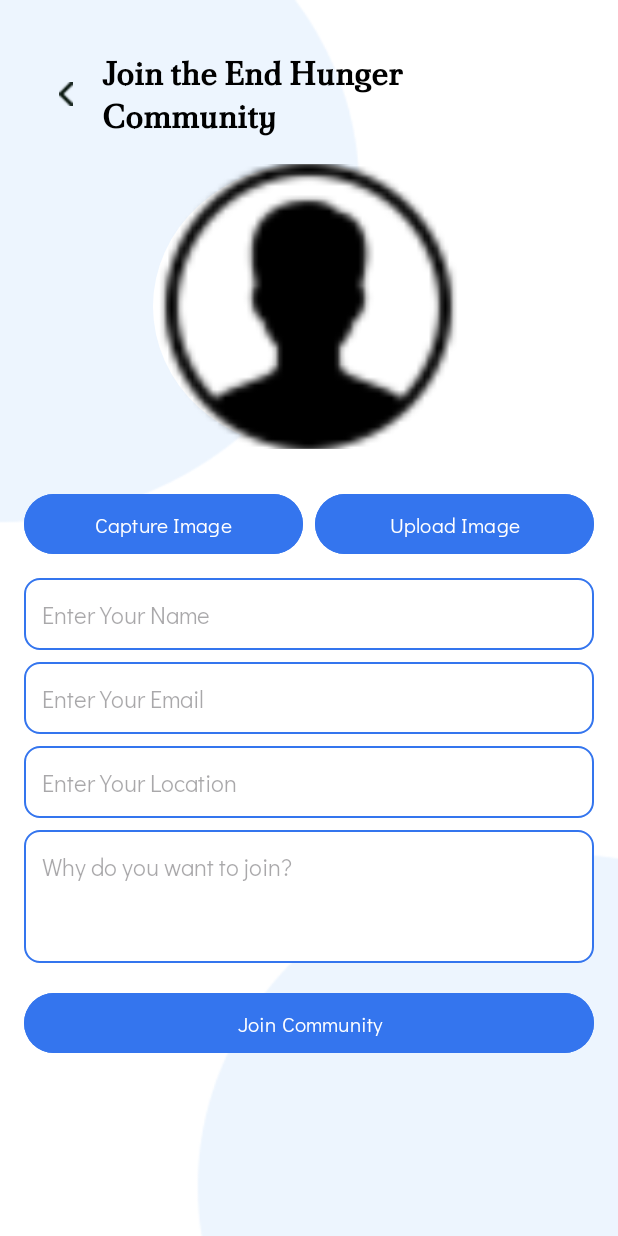
After one commit to sanjeev200009/ZeroHunger, an Android app: the CommunityActivity screen opened directly, with no data from a screen before it, on a phone screen of 412 x 824 dp. The commit adds this screen. Run offline under Robolectric (Android 15) with nearby library versions, the phone set to English and light mode, and no system bars.

Commit message:
Finished community interface and finished my part (ITBNM-2211-0143)

```diff
--- a/app/src/main/AndroidManifest.xml
+++ b/app/src/main/AndroidManifest.xml
@@ -1,6 +1,7 @@
 <?xml version="1.0" encoding="utf-8"?>
 <manifest xmlns:android="http://schemas.android.com/apk/res/android"
     xmlns:tools="http://schemas.android.com/tools">
+
 
     <application
         android:allowBackup="true"
@@ -12,6 +13,10 @@
         android:supportsRtl="true"
         android:theme="@style/Theme.ZeroHunger"
         tools:targetApi="31">
+
+        <activity
+            android:name=".CommunityActivity"
+            android:exported="true" />
         <activity
             android:name=".MydonationActivity"
             android:exported="true" />
--- /dev/null
+++ b/app/src/main/java/com/example/zerohunger/CommunityActivity.java
@@ -0,0 +1,96 @@
+package com.example.zerohunger;
+
+import android.app.Dialog;
+import android.content.Intent;
+import android.net.Uri;
+import android.os.Bundle;
+import android.provider.MediaStore;
+import android.widget.Button;
+import android.widget.EditText;
+import android.widget.ImageView;
+import android.widget.TextView;
+import android.widget.Toast;
+import androidx.activity.EdgeToEdge;
+import androidx.annotation.Nullable;
+import androidx.appcompat.app.AppCompatActivity;
+import androidx.core.graphics.Insets;
+import androidx.core.view.ViewCompat;
+import androidx.core.view.WindowInsetsCompat;
+
+public class CommunityActivity extends AppCompatActivity {
+    private ImageView imagePreview;
+    private EditText etName, etEmail, etLocation, etMessage;
+    private Button btnUpload, btnSubmit;
+    private Uri imageUri;
+
+    @Override
+    protected void onCreate(Bundle savedInstanceState) {
+        super.onCreate(savedInstanceState);
+        EdgeToEdge.enable(this);
+        setContentView(R.layout.activity_community);
+
+        ViewCompat.setOnApplyWindowInsetsListener(findViewById(R.id.main), (v, insets) -> {
+            Insets systemBars = insets.getInsets(WindowInsetsCompat.Type.systemBars());
+            v.setPadding(systemBars.left, systemBars.top, systemBars.right, systemBars.bottom);
+            return insets;
+        });
+
+        imagePreview = findViewById(R.id.image_preview);
+        etName = findViewById(R.id.et_name);
+        etEmail = findViewById(R.id.et_email);
+        etLocation = findViewById(R.id.et_location);
+        etMessage = findViewById(R.id.et_message);
+        btnUpload = findViewById(R.id.btn_upload);
+        btnSubmit = findViewById(R.id.btn_submit);
+
+        btnUpload.setOnClickListener(v -> {
+            Intent intent = new Intent(Intent.ACTION_PICK, MediaStore.Images.Media.EXTERNAL_CONTENT_URI);
+            startActivityForResult(intent, 100);
+        });
+
+        btnSubmit.setOnClickListener(v -> {
+            if (validateInputs()) {
+                showSuccessDialog();
+            }
+        });
+    }
+
+    @Override
+    protected void onActivityResult(int requestCode, int resultCode, @Nullable Intent data) {
+        super.onActivityResult(requestCode, resultCode, data);
+        if (requestCode == 100 && resultCode == RESULT_OK && data != null) {
+            imageUri = data.getData();
+            imagePreview.setImageURI(imageUri);
+        }
+    }
+
+    private boolean validateInputs() {
+        if (etName.getText().toString().isEmpty() ||
+                etEmail.getText().toString().isEmpty() ||
+                etLocation.getText().toString().isEmpty() ||
+                etMessage.getText().toString().isEmpty() ||
+                imageUri == null) {
+
+            Toast.makeText(this, "Please fill in all details and upload an image!", Toast.LENGTH_SHORT).show();
+            return false;
+        }
+        return true;
+    }
+
+    private void showSuccessDialog() {
+        Dialog dialog = new Dialog(this);
+        dialog.setContentView(R.layout.dialog_success);
+        dialog.setCancelable(false);
+
+        TextView successText = dialog.findViewById(R.id.success_text);
+        Button btnDone = dialog.findViewById(R.id.btn_done);
+
+        successText.setText("Your details have been submitted successfully!");
+
+        btnDone.setOnClickListener(v -> {
+            dialog.dismiss();
+        });
+
+        dialog.show();
+    }
+}
--- /dev/null
+++ b/app/src/main/res/layout/activity_community.xml
@@ -0,0 +1,142 @@
+<?xml version="1.0" encoding="utf-8"?>
+<ScrollView xmlns:android="http://schemas.android.com/apk/res/android"
+    xmlns:app="http://schemas.android.com/apk/res-auto"
+    xmlns:tools="http://schemas.android.com/tools"
+    android:id="@+id/main"
+    android:layout_width="match_parent"
+
+    android:background="@drawable/roback"
+    android:layout_height="match_parent"
+    tools:context=".CommunityActivity">
+    <LinearLayout
+        android:layout_width="match_parent"
+        android:layout_height="wrap_content"
+        android:orientation="vertical"
+        android:padding="16dp"
+        android:gravity="center">
+        <LinearLayout
+            android:layout_width="match_parent"
+            android:layout_height="wrap_content"
+            android:gravity="center"
+            android:orientation="horizontal"
+            android:padding="16dp">
+            <ImageView
+                android:id="@+id/btn_back"
+                android:layout_width="24dp"
+                android:layout_height="24dp"
+                android:layout_marginEnd="12dp"
+                android:contentDescription="Back Button"
+                android:padding="4dp"
+                android:src="@drawable/back" />
+            <TextView
+                android:layout_width="wrap_content"
+                android:layout_height="wrap_content"
+                android:fontFamily="@font/font"
+                android:text="Join the End Hunger Community"
+                android:textColor="@color/black"
+                android:textSize="22sp"
+                android:textStyle="bold" />
+        </LinearLayout>
+
+        <ImageView
+            android:id="@+id/image_preview"
+            android:layout_width="207dp"
+            android:layout_height="190dp"
+            android:layout_marginBottom="10dp"
+            android:background="@drawable/rounded_corner"
+            android:scaleType="centerCrop"
+            android:src="@drawable/ic_user" />
+
+        <LinearLayout
+            android:layout_width="match_parent"
+            android:layout_height="wrap_content"
+            android:orientation="horizontal"
+            android:gravity="center"
+            android:layout_marginTop="16dp">
+
+            <Button
+                android:id="@+id/btn_capture"
+                android:layout_width="0dp"
+                android:layout_weight="1"
+                android:layout_height="wrap_content"
+                android:text="Capture Image"
+                android:fontFamily="@font/font2"
+                android:backgroundTint="@color/blue"
+                android:textColor="@android:color/white"
+                android:layout_marginEnd="8dp"/>
+
+            <Button
+                android:id="@+id/btn_upload"
+                android:layout_width="0dp"
+                android:layout_weight="1"
+                android:layout_height="wrap_content"
+                android:fontFamily="@font/font2"
+                android:text="Upload Image"
+                android:backgroundTint="@color/blue"
+                android:textColor="@android:color/white"/>
+        </LinearLayout>
+
+
+        <EditText
+            android:id="@+id/et_name"
+            android:layout_width="match_parent"
+            android:layout_height="wrap_content"
+            android:layout_marginTop="12dp"
+            android:fontFamily="@font/font2"
+            android:background="@drawable/rounded_edittext"
+            android:hint="Enter Your Name"
+            android:minHeight="48dp"
+            android:padding="12dp"
+            android:textSize="16sp" />
+
+        <EditText
+            android:id="@+id/et_email"
+            android:layout_width="match_parent"
+            android:layout_height="wrap_content"
+            android:layout_marginTop="8dp"
+            android:background="@drawable/rounded_edittext"
+            android:fontFamily="@font/font2"
+            android:hint="Enter Your Email"
+            android:inputType="textEmailAddress"
+            android:minHeight="48dp"
+            android:padding="12dp"
+            android:textSize="16sp" />
+
+        <EditText
+            android:id="@+id/et_location"
+            android:layout_width="match_parent"
+            android:layout_height="wrap_content"
+            android:layout_marginTop="8dp"
+            android:background="@drawable/rounded_edittext"
+            android:fontFamily="@font/font2"
+            android:hint="Enter Your Location"
+            android:minHeight="48dp"
+            android:padding="12dp"
+            android:textSize="16sp" />
+
+        <EditText
+            android:id="@+id/et_message"
+            android:layout_width="match_parent"
+            android:layout_height="wrap_content"
+            android:hint="Why do you want to join?"
+            android:padding="12dp"
+            android:background="@drawable/rounded_edittext"
+            android:textSize="16sp"
+            android:layout_marginTop="8dp"
+            android:fontFamily="@font/font2"
+            android:minLines="3"
+            android:maxLines="5"
+            android:gravity="top"
+            android:inputType="textMultiLine"/>
+
+        <Button
+            android:id="@+id/btn_submit"
+            android:layout_width="match_parent"
+            android:layout_height="wrap_content"
+            android:fontFamily="@font/font2"
+            android:text="Join Community"
+            android:backgroundTint="@color/blue"
+            android:textColor="@android:color/white"
+            android:layout_marginTop="16dp"/>
+    </LinearLayout>
+</ScrollView>
--- a/app/src/main/res/layout/activity_mydonation.xml
+++ b/app/src/main/res/layout/activity_mydonation.xml
@@ -4,6 +4,7 @@
     xmlns:app="http://schemas.android.com/apk/res-auto"
     xmlns:tools="http://schemas.android.com/tools"
     android:id="@+id/main"
+    android:background="@drawable/roback"
     android:layout_width="match_parent"
     android:layout_height="match_parent"
     tools:context=".MydonationActivity">
--- /dev/null
+++ b/app/src/main/res/layout/dialog_success.xml
@@ -0,0 +1,39 @@
+<?xml version="1.0" encoding="utf-8"?>
+<LinearLayout xmlns:android="http://schemas.android.com/apk/res/android"
+    android:layout_width="wrap_content"
+    android:layout_height="wrap_content"
+    android:padding="20dp"
+    android:background="@color/white"
+    android:orientation="vertical"
+    android:gravity="center">
+
+    <!-- Success Icon -->
+    <ImageView
+        android:layout_width="80dp"
+        android:layout_height="80dp"
+        android:src="@drawable/ic_success"
+        android:contentDescription="Success Icon"
+        android:layout_marginBottom="10dp" />
+
+    <!-- Success Message -->
+    <TextView
+        android:id="@+id/success_text"
+        android:layout_width="wrap_content"
+        android:layout_height="wrap_content"
+        android:text="Successfully Joined the Community!"
+        android:textSize="18sp"
+        android:textStyle="bold"
+        android:textColor="@android:color/black"
+        android:gravity="center"
+        android:layout_marginBottom="12dp" />
+
+    <!-- OK Button -->
+    <Button
+        android:id="@+id/btn_done"
+        android:layout_width="wrap_content"
+        android:layout_height="wrap_content"
+        android:text="OK"
+        android:backgroundTint="@color/blue"
+        android:textColor="@android:color/white"
+        android:padding="10dp" />
+</LinearLayout>
```
Also changed, not shown: app/src/main/res/drawable/dialog_background.jpg (added), app/src/main/res/drawable/ic_success.png (added), app/src/main/res/drawable/ic_user.png (added).
